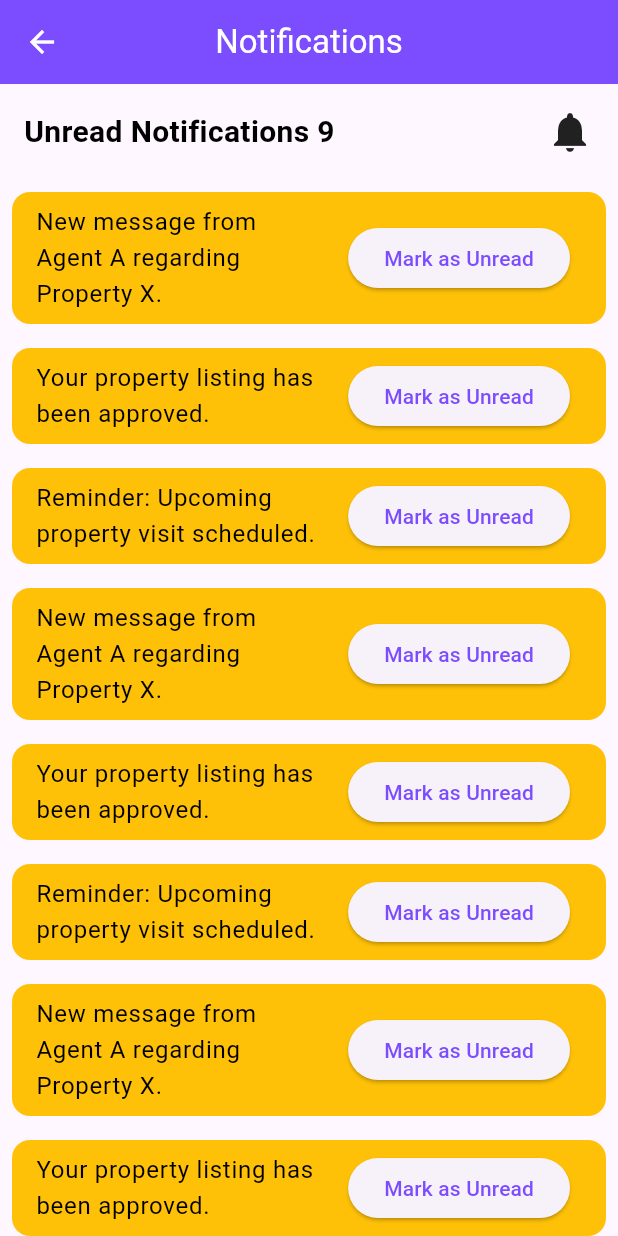
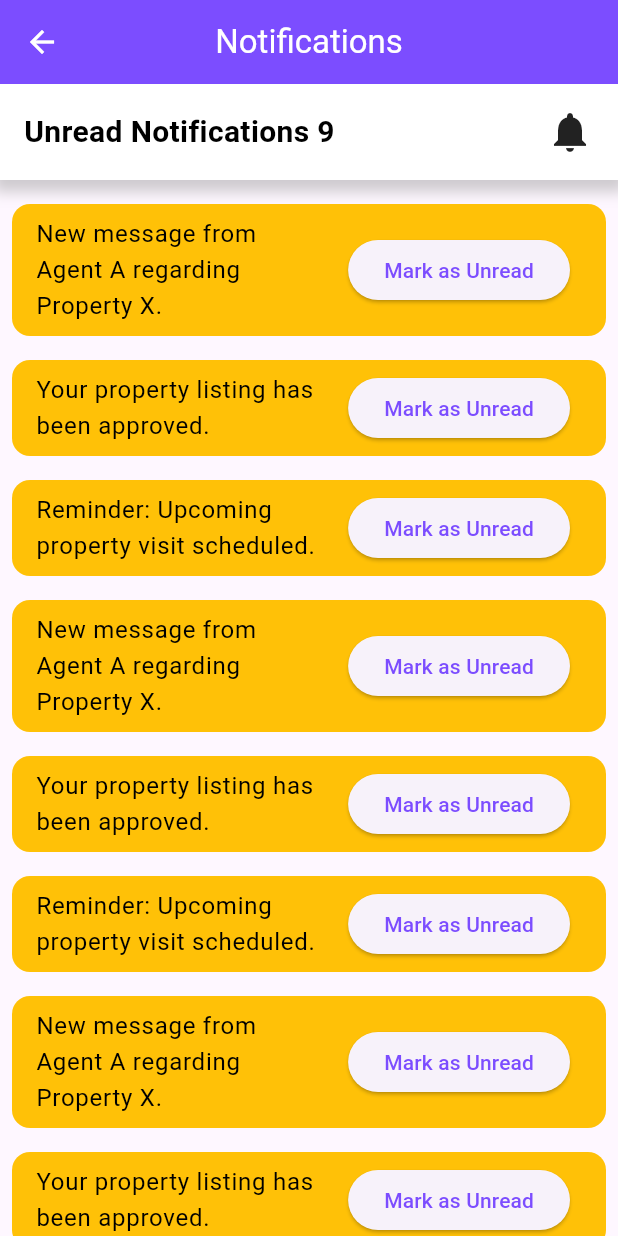
Before and after one commit to sourabhappdev/magicBricks-clone, a Flutter app: the Notification_Screen screen opened directly, on a phone screen of 412 x 824 dp. Run offline on Flutter 3.47's test engine with Material 3 defaults, Android fonts, the phone set to English and light mode, and no system bars; our stand-ins replace carousel_slider, concentric_transition, flutter_dotenv, google_nav_bar, smooth_page_indicator.

Commit message:
merged and added few changes

```diff
--- a/lib/Screens/Notification_Screen/Notification_Screen.dart
+++ b/lib/Screens/Notification_Screen/Notification_Screen.dart
@@ -44,21 +44,40 @@ class _Notification_ScreenState extends State<Notification_Screen> {
       ),
       body: Column(
         children: [
-          Padding(
-            padding: const EdgeInsets.symmetric(vertical: 16.0,horizontal: 16.0),
+          Container(
+            decoration: BoxDecoration(
+              color: Colors.white,
+              boxShadow: [
+                BoxShadow(
+                  color: Colors.grey.withOpacity(0.5),
+                  spreadRadius: 5,
+                  blurRadius: 7,
+                  offset: Offset(0, 3),
+                ),
+              ],
+            ),
+            child: Padding(
+              padding:
+                  const EdgeInsets.symmetric(vertical: 16.0, horizontal: 16.0),
               child: Row(
                 mainAxisAlignment: MainAxisAlignment.spaceBetween,
                 children: [
                   Text(
                     "Unread Notifications ${notifications.length}",
-                  style:
-                  TextStyle(color: Colors.black, fontWeight: FontWeight.bold,fontSize: 20),
+                    style: TextStyle(
+                        color: Colors.black,
+                        fontWeight: FontWeight.bold,
+                        fontSize: 20),
                   ),
-                Icon(Icons.notifications,size: 32,),
-
+                  Icon(
+                    Icons.notifications,
+                    size: 32,
+                  ),
                 ],
               ),
             ),
+          ),
+          SizedBox(height: 8),
           Expanded(
             child: ListView.builder(
               itemCount: notifications.length,
@@ -74,9 +93,12 @@ class _Notification_ScreenState extends State<Notification_Screen> {
                       onPressed: () {
                         print("Remove Notifivation");
                       },
-                      child: Text('Mark as Unread',style: TextStyle(
+                      child: Text(
+                        'Mark as Unread',
+                        style: TextStyle(
                           color: AppConstantsColor.materialButtonColor,
-                      ),),
+                        ),
+                      ),
                     ),
                     title: Text(
                       notifications[index],
--- /dev/null
+++ b/lib/Services/API.dart
@@ -0,0 +1,3 @@
+class ApiEndpoints{
+
+}
```
Lines whose indentation alone changed are shown as unchanged.
